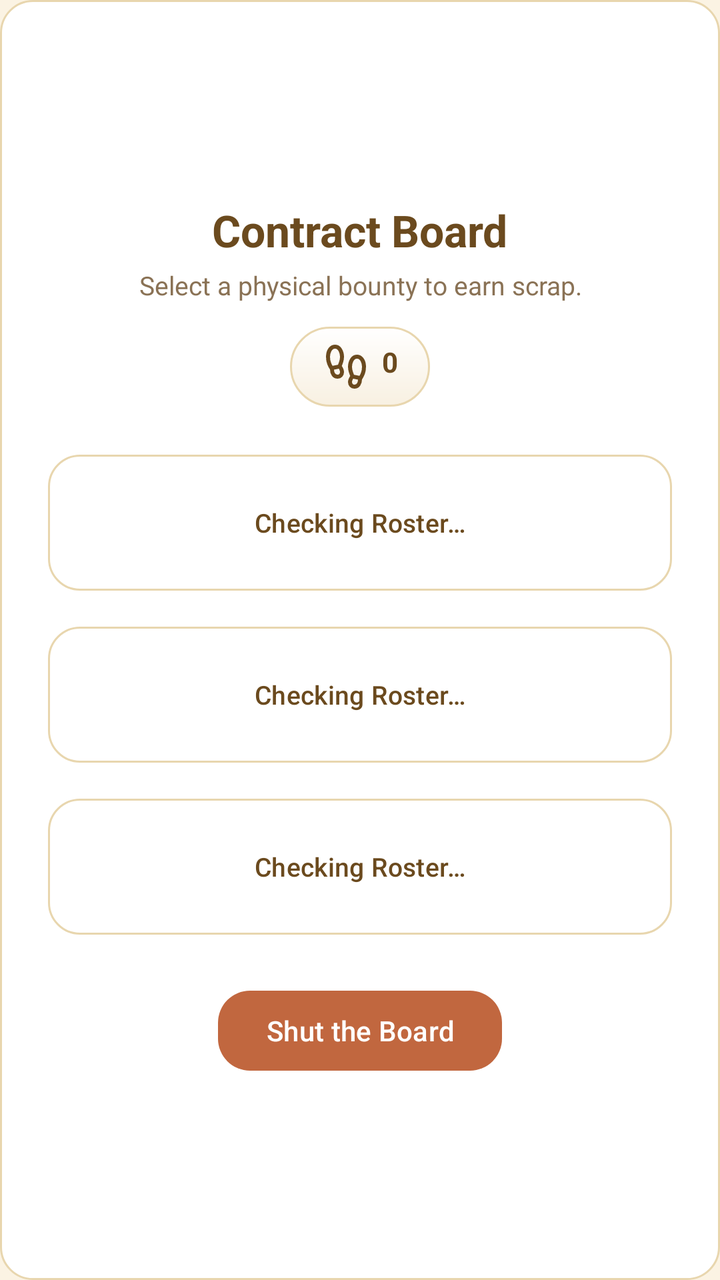
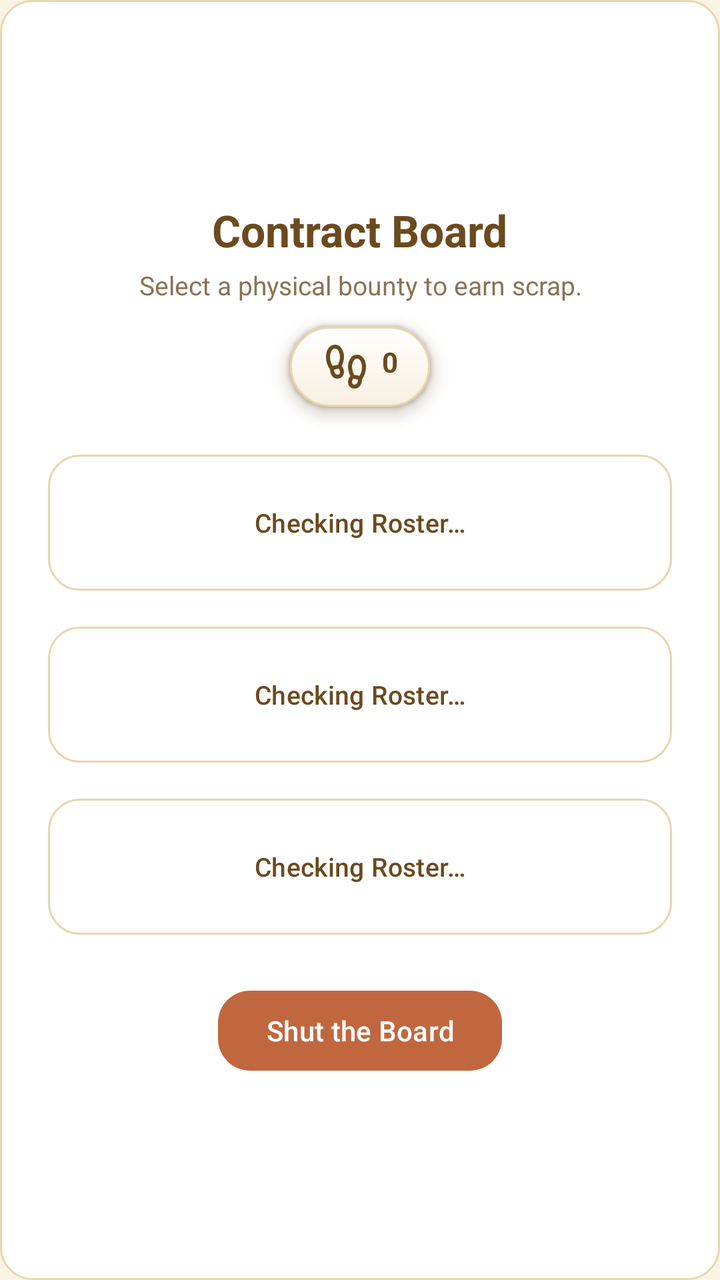

Two renders of the same Android screen: before a commit and after it. Below are the layout's source before the change and the commit's diff.
<!-- AndroidManifest.xml: application theme Theme.RatKingRecon -->
<!-- res/layout/dialog_bounty_board.xml -->
<?xml version="1.0" encoding="utf-8"?>
<LinearLayout xmlns:android="http://schemas.android.com/apk/res/android"
    xmlns:app="http://schemas.android.com/apk/res-auto"
    android:layout_width="match_parent"
    android:layout_height="wrap_content"
    android:orientation="vertical"
    android:background="@drawable/bg_card_white"
    android:padding="24dp"
    android:gravity="center">

    <TextView
        android:layout_width="wrap_content"
        android:layout_height="wrap_content"
        android:text="@string/contract_board_title"
        android:textColor="@color/text_primary"
        android:textSize="22sp"
        android:textStyle="bold"
        android:layout_marginBottom="4dp" />

    <TextView
        android:layout_width="wrap_content"
        android:layout_height="wrap_content"
        android:text="@string/contract_board_subtitle"
        android:textColor="@color/text_muted"
        android:textSize="13sp"
        android:textAlignment="center"
        android:layout_marginBottom="12dp" />

    
    <TextView
        android:id="@+id/bountyStepCountText"
        android:layout_width="wrap_content"
        android:layout_height="wrap_content"
        android:background="@drawable/bg_pill_tan"
        android:paddingHorizontal="16dp"
        android:paddingVertical="8dp"
        android:drawableStart="@drawable/ic_footprint"
        android:drawablePadding="6dp"
        android:textColor="@color/text_primary"
        android:textStyle="bold"
        android:textSize="14sp"
        android:text="@string/header_steps_default"
        android:layout_marginBottom="20dp" />

    <com.google.android.material.button.MaterialButton
        android:id="@+id/btnBountyShort"
        android:maxLines="3"
        android:layout_width="match_parent"
        android:layout_height="76dp"
        android:text="@string/mission_checking_roster"
        android:textAllCaps="false"
        android:textSize="13sp"
        android:textColor="@color/text_primary"
        app:backgroundTint="@color/card_white"
        app:strokeColor="@color/card_border"
        app:strokeWidth="1dp"
        app:cornerRadius="16dp"
        android:layout_marginBottom="10dp" />

    <com.google.android.material.button.MaterialButton
        android:id="@+id/btnBountyMedium"
        android:maxLines="3"
        android:layout_width="match_parent"
        android:layout_height="76dp"
        android:text="@string/mission_checking_roster"
        android:textAllCaps="false"
        android:textSize="13sp"
        android:textColor="@color/text_primary"
        app:backgroundTint="@color/card_white"
        app:strokeColor="@color/card_border"
        app:strokeWidth="1dp"
        app:cornerRadius="16dp"
        android:layout_marginBottom="10dp" />

    <com.google.android.material.button.MaterialButton
        android:id="@+id/btnBountyLong"
        android:maxLines="3"
        android:layout_width="match_parent"
        android:layout_height="76dp"
        android:text="@string/mission_checking_roster"
        android:textAllCaps="false"
        android:textSize="13sp"
        android:textColor="@color/text_primary"
        app:backgroundTint="@color/card_white"
        app:strokeColor="@color/card_border"
        app:strokeWidth="1dp"
        app:cornerRadius="16dp"
        android:layout_marginBottom="20dp" />

    <com.google.android.material.button.MaterialButton
        android:id="@+id/btnCancelBounty"
        android:layout_width="wrap_content"
        android:layout_height="wrap_content"
        android:text="@string/btn_shut_the_board"
        android:textAllCaps="false"
        android:textColor="@color/card_white"
        app:backgroundTint="@color/terracotta"
        app:cornerRadius="16dp" />

</LinearLayout>
<!-- resources referenced by this layout -->
<resources>
  <color name="card_border">#E8D6AE</color>
  <color name="card_white">#FFFFFF</color>
  <color name="terracotta">#C1673F</color>
  <color name="text_muted">#8A7255</color>
  <color name="text_primary">#6B4A1E</color>
  <!-- drawable bg_card_white (drawable) -->
  <?xml version="1.0" encoding="utf-8"?>
  <shape xmlns:android="http://schemas.android.com/apk/res/android"
      android:shape="rectangle">
      <solid android:color="@color/card_white" />
      <stroke
          android:width="1dp"
          android:color="@color/card_border" />
      <corners android:radius="16dp" />
  </shape>
  <!-- drawable bg_pill_tan (drawable) -->
  <?xml version="1.0" encoding="utf-8"?>
  <shape xmlns:android="http://schemas.android.com/apk/res/android"
      android:shape="rectangle">
      <gradient
          android:angle="270"
          android:startColor="@color/card_white"
          android:endColor="#F8F0E1"
          android:type="linear" />
      <stroke
          android:width="1dp"
          android:color="@color/card_border" />
      <corners android:radius="20dp" />
  </shape>
  <!-- drawable ic_footprint (drawable) -->
  <?xml version="1.0" encoding="utf-8"?>
  <vector xmlns:android="http://schemas.android.com/apk/res/android"
      android:width="24dp"
      android:height="24dp"
      android:viewportWidth="960"
      android:viewportHeight="960"
      android:tint="@color/text_primary">
      <group android:translateX="-0" android:translateY="960">
          <path
              android:fillColor="@color/text_primary"
              android:pathData="M315-240q-77 0-117-57t-38-128l-18-27q-11-17-36.5-77T80-680q0-103 51-171.5T260-920q85 0 132.5 75.5T440-680q0 58-16 107t-28 79l8 13q8 14 22 44.5t14 63.5q0 57-35.5 95T315-240ZM210-496l110-22q13-32 26.5-73t13.5-89q0-60-27.5-110T260-840q-45 0-72.5 50T160-680q0 63 17.5 111.5T210-496Zm105 176q19 0 32-14t13-39q0-17-8-35t-16-32l-96 20q0 40 17.5 70t57.5 30ZM645-40q-54 0-89.5-38T520-173q0-33 14-63.5t22-44.5l8-13q-12-30-28-79t-16-107q0-89 47.5-164.5T700-720q78 0 129 68.5T880-480q0 91-25.5 150.5T818-253l-18 28q1 71-38.5 128T645-40Zm105-256q15-24 32.5-72T800-480q0-60-27.5-110T700-640q-45 0-72.5 50T600-480q0 48 13.5 88.5T640-318l110 22ZM645-120q40 0 57.5-30t17.5-70l-96-20q-8 14-16 32t-8 35q0 20 12.5 36.5T645-120Z" />
      </group>
  </vector>
  <string name="btn_shut_the_board">Shut the Board</string>
  <string name="contract_board_subtitle">Select a physical bounty to earn scrap.</string>
  <string name="contract_board_title">Contract Board</string>
  <string name="header_steps_default">0</string>
  <string name="mission_checking_roster">Checking Roster…</string>
  <style name="Theme.RatKingRecon" parent="Base.Theme.RatKingRecon" />
  <style name="Base.Theme.RatKingRecon" parent="Theme.Material3.Light.NoActionBar">
          <item name="colorPrimary">@color/amber</item>
          <item name="colorOnPrimary">@color/text_primary</item>
          <item name="colorSurface">@color/cream</item>
          <item name="colorOnSurface">@color/text_primary</item>
          <item name="android:colorBackground">@color/cream</item>
          <item name="android:statusBarColor">@color/cream</item>
          <item name="android:windowLightStatusBar">true</item>
          <item name="android:navigationBarColor">@color/tan</item>
          
          <item name="android:windowLightNavigationBar" tools:targetApi="27">true</item>
      </style>
  <color name="amber">#E8A94F</color>
  <color name="cream">#FBF3E3</color>
  <color name="tan">#F5E6C8</color>
</resources>

<!-- the commit's change to res/layout/dialog_bounty_board.xml (unified diff, before → after) -->
@@ -1,6 +1,7 @@
 <?xml version="1.0" encoding="utf-8"?>
 <LinearLayout xmlns:android="http://schemas.android.com/apk/res/android"
     xmlns:app="http://schemas.android.com/apk/res-auto"
+    xmlns:tools="http://schemas.android.com/tools"
     android:layout_width="match_parent"
     android:layout_height="wrap_content"
     android:orientation="vertical"
@@ -32,6 +33,10 @@
         android:layout_width="wrap_content"
         android:layout_height="wrap_content"
         android:background="@drawable/bg_pill_tan"
+        android:elevation="6dp"
+        android:outlineAmbientShadowColor="@color/shadow_warm"
+        android:outlineSpotShadowColor="@color/shadow_warm"
+        tools:targetApi="28"
         android:paddingHorizontal="16dp"
         android:paddingVertical="8dp"
         android:drawableStart="@drawable/ic_footprint"
<!-- resource entries referenced after the edit -->
@@ -2,6 +2,7 @@
 <resources>
   <color name="card_border">#E8D6AE</color>
   <color name="card_white">#FFFFFF</color>
+  <color name="shadow_warm">#4A2F0F</color>
   <color name="terracotta">#C1673F</color>
   <color name="text_muted">#8A7255</color>
   <color name="text_primary">#6B4A1E</color>
